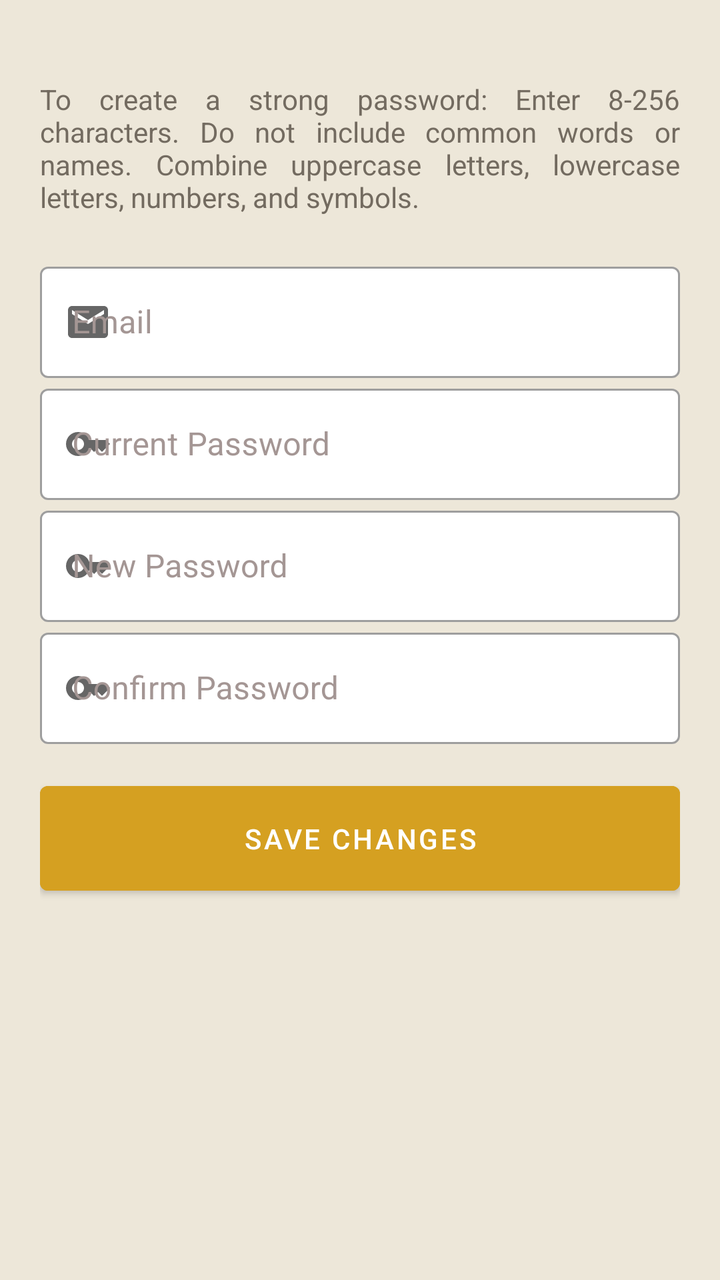
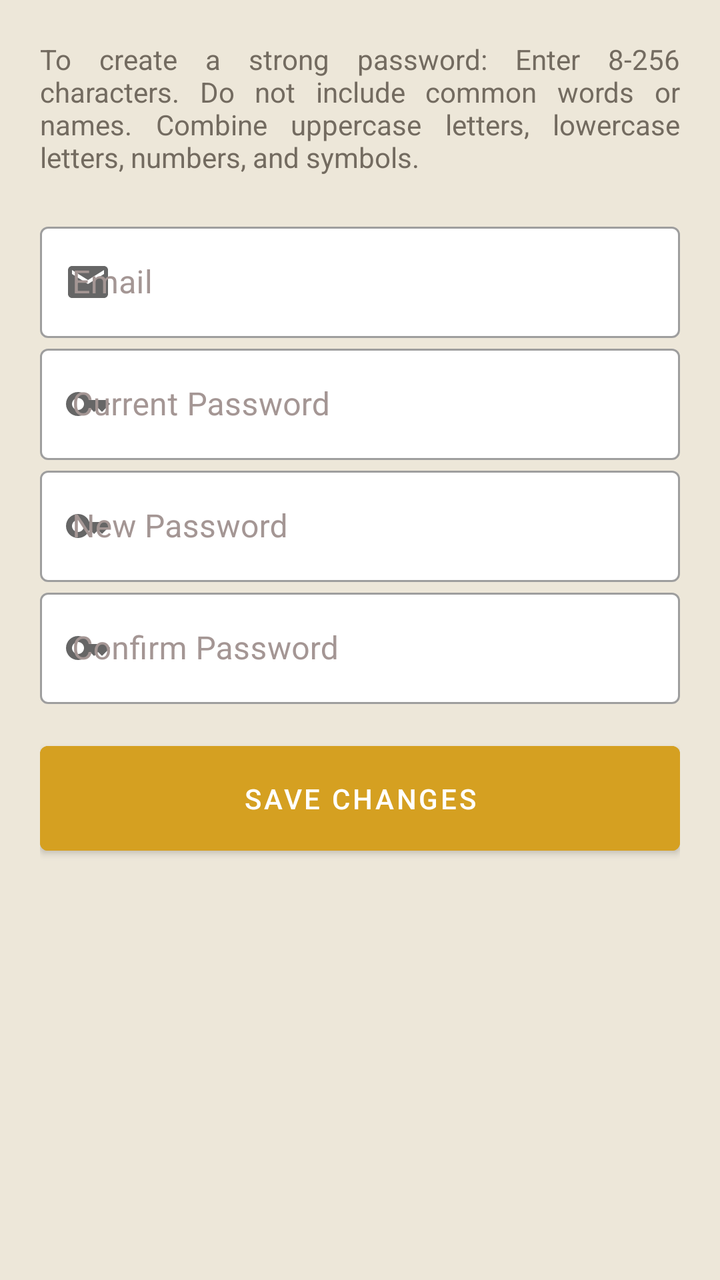

Two renders of the same Android screen: before a commit and after it. Below are the layout's source before the change and the commit's diff.
<!-- AndroidManifest.xml: application theme Theme.ShuttlePassDriver -->
<!-- res/layout/activity_change_password.xml -->
<?xml version="1.0" encoding="utf-8"?>
<LinearLayout xmlns:android="http://schemas.android.com/apk/res/android"
    xmlns:app="http://schemas.android.com/apk/res-auto"
    xmlns:tools="http://schemas.android.com/tools"
    android:layout_width="match_parent"
    android:layout_height="match_parent"
    tools:context=".ChangePassword"
    android:orientation="vertical"
    android:background="@color/alabaster">

    <LinearLayout
        android:layout_width="match_parent"
        android:layout_height="match_parent"
        android:orientation="vertical"
        android:layout_marginHorizontal="20dp"
        android:layout_marginVertical="20dp"
     >
        <TextView
            android:layout_width="match_parent"
            android:layout_height="wrap_content"
            android:text="To create a strong password: Enter 8-256 characters. Do not include common words or names. Combine uppercase letters, lowercase letters, numbers, and symbols."
            android:justificationMode="inter_word"
            android:layout_marginVertical="20dp"
            android:textColor="@color/dim_gray"/>

        <com.google.android.material.textfield.TextInputLayout
            android:id="@+id/email"
            style="@style/Widget.MaterialComponents.TextInputLayout.OutlinedBox"
            android:layout_width="match_parent"
            android:layout_height="wrap_content"
            app:startIconDrawable="@drawable/email"
            app:boxBackgroundColor="@color/white"
            android:textColorHint="@color/taupe_gray">

            <com.google.android.material.textfield.TextInputEditText
                android:layout_width="match_parent"
                android:layout_height="wrap_content"
                android:inputType="textEmailAddress"
                android:hint="Email"
                android:enabled="false"
                android:textColor="@color/taupe"/>
        </com.google.android.material.textfield.TextInputLayout>

        <com.google.android.material.textfield.TextInputLayout
            android:id="@+id/old_pass"
            style="@style/Widget.MaterialComponents.TextInputLayout.OutlinedBox"
            android:layout_width="match_parent"
            android:layout_height="wrap_content"
            app:startIconDrawable="@drawable/password"
            app:boxBackgroundColor="@color/white"
            android:textColorHint="@color/taupe_gray">

            <com.google.android.material.textfield.TextInputEditText
                android:layout_width="match_parent"
                android:layout_height="wrap_content"
                android:inputType="textPassword"
                android:hint="Current Password"
                android:textColor="@color/taupe"/>
        </com.google.android.material.textfield.TextInputLayout>

        <com.google.android.material.textfield.TextInputLayout
            android:id="@+id/new_pass"
            style="@style/Widget.MaterialComponents.TextInputLayout.OutlinedBox"
            android:layout_width="match_parent"
            android:layout_height="wrap_content"
            app:startIconDrawable="@drawable/password"
            app:boxBackgroundColor="@color/white"
            android:textColorHint="@color/taupe_gray">

            <com.google.android.material.textfield.TextInputEditText
                android:layout_width="match_parent"
                android:layout_height="wrap_content"
                android:inputType="textPassword"
                android:hint="New Password"
                android:textColor="@color/taupe"/>
        </com.google.android.material.textfield.TextInputLayout>

        <com.google.android.material.textfield.TextInputLayout
            android:id="@+id/confirm_pass"
            style="@style/Widget.MaterialComponents.TextInputLayout.OutlinedBox"
            android:layout_width="match_parent"
            android:layout_height="wrap_content"
            app:startIconDrawable="@drawable/password"
            app:boxBackgroundColor="@color/white"
            android:textColorHint="@color/taupe_gray"
            >

            <com.google.android.material.textfield.TextInputEditText
                android:layout_width="match_parent"
                android:layout_height="wrap_content"
                android:inputType="textPassword"
                android:hint="Confirm Password"
                android:textColor="@color/taupe"/>
        </com.google.android.material.textfield.TextInputLayout>

        <Button
            android:id="@+id/save_changes"
            android:layout_width="match_parent"
            android:layout_height="wrap_content"
            android:layout_marginTop="45px"
            android:paddingVertical="50px"
            android:backgroundTint="@color/goldenrod"
            android:text="Save Changes"
            />

    </LinearLayout>


</LinearLayout>
<!-- resources referenced by this layout -->
<resources>
  <color name="alabaster">#EDE7D9</color>
  <color name="dim_gray">#736B60</color>
  <color name="goldenrod">#D5A021</color>
  <color name="taupe">#4B4237</color>
  <color name="taupe_gray">#A49694</color>
  <color name="white">#FFFFFFFF</color>
  <!-- drawable email (drawable) -->
  <vector android:height="24dp" android:tint="#000000"
      android:viewportHeight="24" android:viewportWidth="24"
      android:width="24dp" xmlns:android="http://schemas.android.com/apk/res/android">
      <path android:fillColor="@android:color/white" android:pathData="M20,4L4,4c-1.1,0 -1.99,0.9 -1.99,2L2,18c0,1.1 0.9,2 2,2h16c1.1,0 2,-0.9 2,-2L22,6c0,-1.1 -0.9,-2 -2,-2zM20,8l-8,5 -8,-5L4,6l8,5 8,-5v2z"/>
  </vector>
  <!-- drawable password (drawable) -->
  <vector android:height="24dp" android:tint="#000000"
      android:viewportHeight="24" android:viewportWidth="24"
      android:width="24dp" xmlns:android="http://schemas.android.com/apk/res/android">
      <path android:fillColor="@android:color/white" android:pathData="M21,10h-8.35C11.83,7.67 9.61,6 7,6c-3.31,0 -6,2.69 -6,6s2.69,6 6,6c2.61,0 4.83,-1.67 5.65,-4H13l2,2l2,-2l2,2l4,-4.04L21,10zM7,15c-1.65,0 -3,-1.35 -3,-3c0,-1.65 1.35,-3 3,-3s3,1.35 3,3C10,13.65 8.65,15 7,15z"/>
  </vector>
  <style name="Theme.ShuttlePassDriver" parent="Theme.MaterialComponents.Light.NoActionBar">
          
          <item name="colorPrimary">@color/goldenrod</item>
          <item name="colorPrimaryVariant">@color/dim_gray</item>
          <item name="colorOnPrimary">@color/white</item>
          
          <item name="colorSecondary">@color/goldenrod</item>
          <item name="colorSecondaryVariant">@color/teal_700</item>
          <item name="colorOnSecondary">@color/black</item>
          
          <item name="android:statusBarColor">?attr/colorPrimaryVariant</item>
          
  
      </style>
  <color name="teal_700">#FF018786</color>
  <color name="black">#FF000000</color>
</resources>

<!-- the commit's change to res/layout/activity_change_password.xml (unified diff, before → after) -->
@@ -20,7 +20,7 @@
             android:layout_height="wrap_content"
             android:text="To create a strong password: Enter 8-256 characters. Do not include common words or names. Combine uppercase letters, lowercase letters, numbers, and symbols."
             android:justificationMode="inter_word"
-            android:layout_marginVertical="20dp"
+            android:layout_marginBottom="20dp"
             android:textColor="@color/dim_gray"/>
 
         <com.google.android.material.textfield.TextInputLayout
